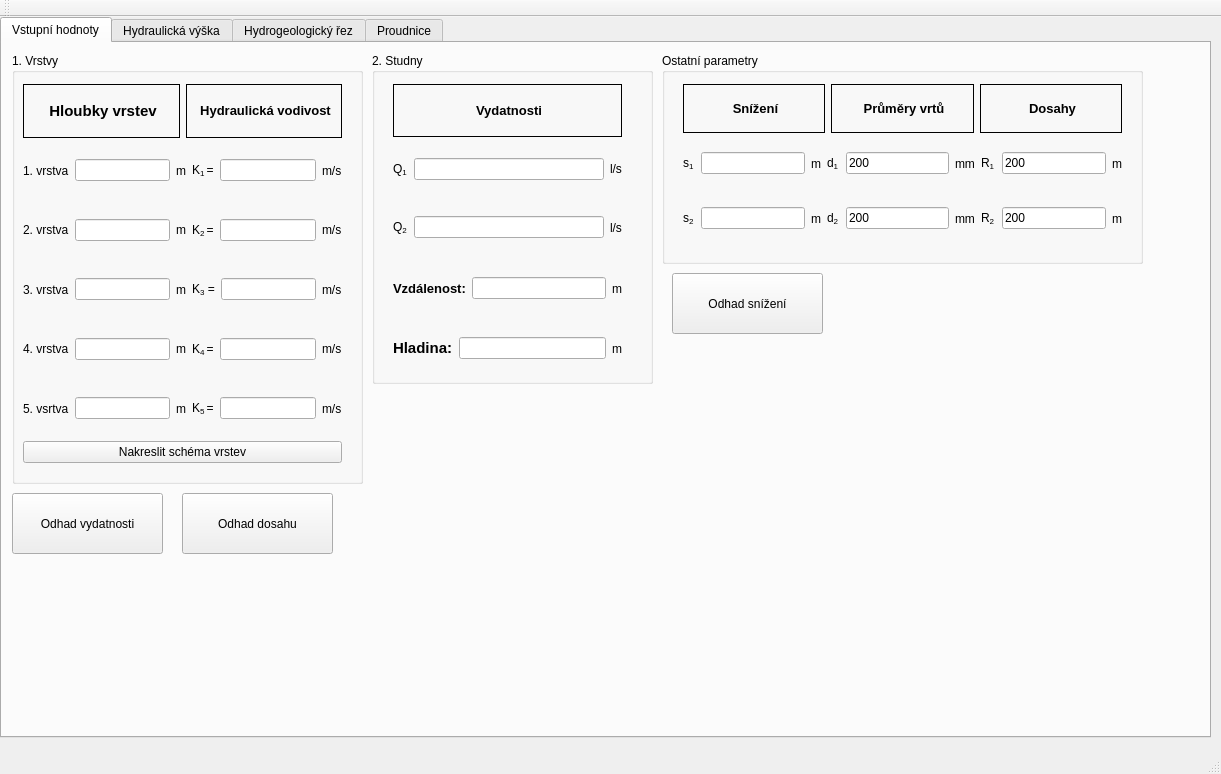
durhan/Program, file mainwindow.ui: the form before one commit.
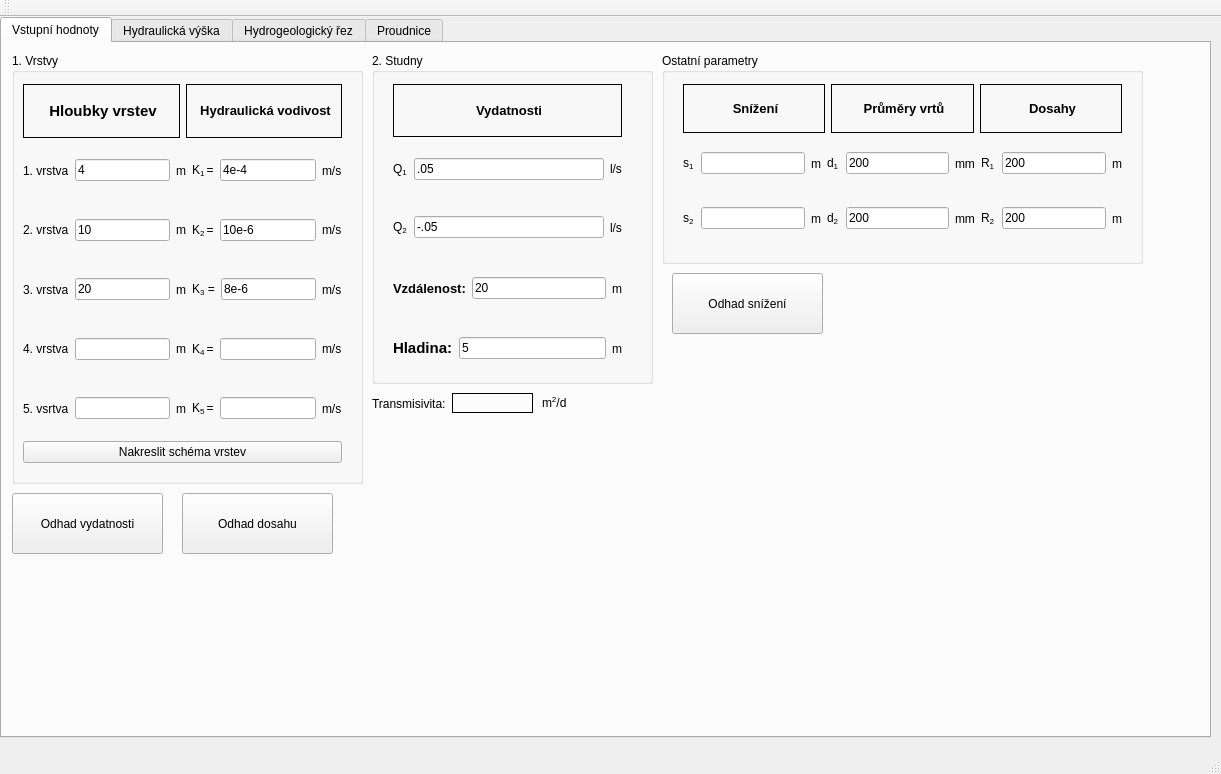
The form after the commit. The open tabs and pages were chosen to show the change.

```diff
--- a/mainwindow.ui
+++ b/mainwindow.ui
@@ -91,7 +91,7 @@
              <string>Hloubka báze nejsvrchnější vrstvy.</string>
             </property>
             <property name="text">
-             <string/>
+             <string>4</string>
             </property>
            </widget>
           </item>
@@ -115,7 +115,7 @@
              <string/>
             </property>
             <property name="text">
-             <string/>
+             <string>4e-4</string>
             </property>
            </widget>
           </item>
@@ -146,7 +146,7 @@
              <string>Hloubka báze 2. vrstvy.</string>
             </property>
             <property name="text">
-             <string/>
+             <string>10</string>
             </property>
            </widget>
           </item>
@@ -170,7 +170,7 @@
              <bool>true</bool>
             </property>
             <property name="text">
-             <string/>
+             <string>10e-6</string>
             </property>
            </widget>
           </item>
@@ -201,7 +201,7 @@
              <string>Hloubka báze vrstvy.</string>
             </property>
             <property name="text">
-             <string/>
+             <string>20</string>
             </property>
            </widget>
           </item>
@@ -225,7 +225,7 @@
              <bool>true</bool>
             </property>
             <property name="text">
-             <string/>
+             <string>8e-6</string>
             </property>
            </widget>
           </item>
@@ -427,7 +427,7 @@
              <string>Záporná hodnota znamená čerpání.</string>
             </property>
             <property name="text">
-             <string/>
+             <string>.05</string>
             </property>
            </widget>
           </item>
@@ -455,7 +455,7 @@
              <string>Záporná hodnota znamená čerpání.</string>
             </property>
             <property name="text">
-             <string/>
+             <string>-.05</string>
             </property>
            </widget>
           </item>
@@ -493,7 +493,7 @@
            <string>Vzdálenost hydrogeologických vrtů.</string>
           </property>
           <property name="text">
-           <string/>
+           <string>20</string>
           </property>
          </widget>
         </item>
@@ -529,7 +529,7 @@
            <string>Hloubka hladiny podzemní vody pod terénem.</string>
           </property>
           <property name="text">
-           <string/>
+           <string>5</string>
           </property>
          </widget>
         </item>
@@ -776,6 +776,51 @@
        </layout>
       </widget>
      </widget>
+     <widget class="QLabel" name="label_64">
+      <property name="geometry">
+       <rect>
+        <x>370</x>
+        <y>350</y>
+        <width>81</width>
+        <height>21</height>
+       </rect>
+      </property>
+      <property name="text">
+       <string>Transmisivita:</string>
+      </property>
+     </widget>
+     <widget class="QLabel" name="label_transmisivita">
+      <property name="geometry">
+       <rect>
+        <x>450</x>
+        <y>350</y>
+        <width>81</width>
+        <height>20</height>
+       </rect>
+      </property>
+      <property name="toolTip">
+       <string>Procento proudnic, které skončí v cílovém vrtu.</string>
+      </property>
+      <property name="frameShape">
+       <enum>QFrame::Box</enum>
+      </property>
+      <property name="text">
+       <string/>
+      </property>
+     </widget>
+     <widget class="QLabel" name="label_65">
+      <property name="geometry">
+       <rect>
+        <x>540</x>
+        <y>350</y>
+        <width>51</width>
+        <height>21</height>
+       </rect>
+      </property>
+      <property name="text">
+       <string>&lt;html&gt;&lt;head/&gt;&lt;body&gt;&lt;p&gt;m&lt;span style=&quot; vertical-align:super;&quot;&gt;2&lt;/span&gt;/d&lt;/p&gt;&lt;/body&gt;&lt;/html&gt;</string>
+      </property>
+     </widget>
     </widget>
     <widget class="QWidget" name="tab_4">
      <attribute name="title">
```
Left out of the diff: 2 changed lines with no effect on the pictures.
